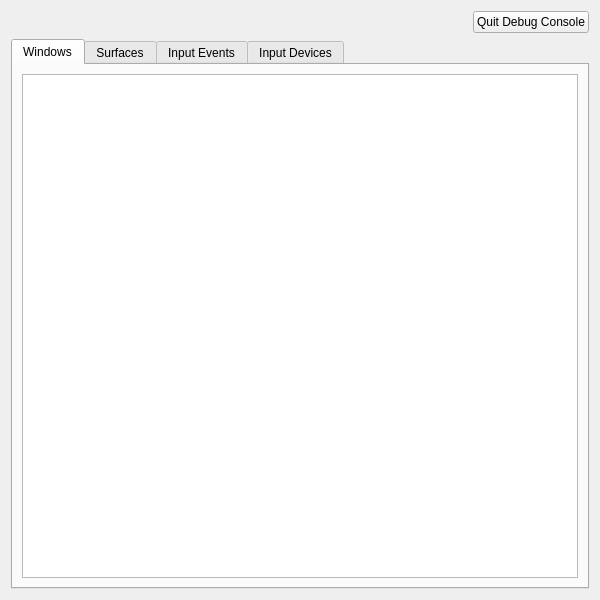
This is debug_console.ui in lfdevs/kwin as Qt 5 draws it before an edit. The edited form follows.
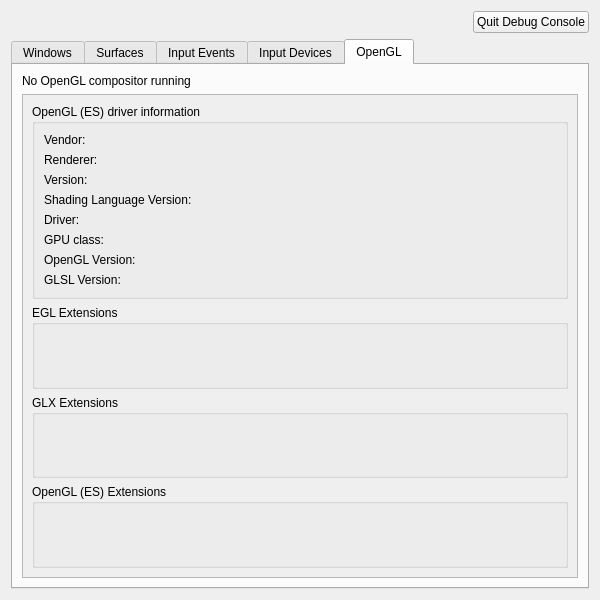
This is the edited form. The open tabs and pages were chosen to show the change.

What changed in the file:
```diff
--- a/debug_console.ui
+++ b/debug_console.ui
@@ -94,6 +94,214 @@
        </item>
       </layout>
      </widget>
+     <widget class="QWidget" name="tab">
+      <attribute name="title">
+       <string>OpenGL</string>
+      </attribute>
+      <layout class="QVBoxLayout" name="verticalLayout_6">
+       <item>
+        <widget class="QLabel" name="noOpenGLLabel">
+         <property name="text">
+          <string>No OpenGL compositor running</string>
+         </property>
+        </widget>
+       </item>
+       <item>
+        <widget class="QScrollArea" name="glInfoScrollArea">
+         <property name="frameShadow">
+          <enum>QFrame::Plain</enum>
+         </property>
+         <property name="lineWidth">
+          <number>0</number>
+         </property>
+         <property name="widgetResizable">
+          <bool>true</bool>
+         </property>
+         <widget class="QWidget" name="scrollAreaWidgetContents">
+          <property name="geometry">
+           <rect>
+            <x>0</x>
+            <y>0</y>
+            <width>564</width>
+            <height>471</height>
+           </rect>
+          </property>
+          <layout class="QVBoxLayout" name="verticalLayout_7">
+           <item>
+            <widget class="QGroupBox" name="driverInfoBox">
+             <property name="title">
+              <string>OpenGL (ES) driver information</string>
+             </property>
+             <layout class="QFormLayout" name="formLayout">
+              <item row="0" column="0">
+               <widget class="QLabel" name="label">
+                <property name="text">
+                 <string>Vendor:</string>
+                </property>
+               </widget>
+              </item>
+              <item row="1" column="0">
+               <widget class="QLabel" name="label_2">
+                <property name="text">
+                 <string>Renderer:</string>
+                </property>
+               </widget>
+              </item>
+              <item row="2" column="0">
+               <widget class="QLabel" name="label_3">
+                <property name="text">
+                 <string>Version:</string>
+                </property>
+               </widget>
+              </item>
+              <item row="3" column="0">
+               <widget class="QLabel" name="label_4">
+                <property name="text">
+                 <string>Shading Language Version:</string>
+                </property>
+               </widget>
+              </item>
+              <item row="4" column="0">
+               <widget class="QLabel" name="label_5">
+                <property name="text">
+                 <string>Driver:</string>
+                </property>
+               </widget>
+              </item>
+              <item row="5" column="0">
+               <widget class="QLabel" name="label_6">
+                <property name="text">
+                 <string>GPU class:</string>
+                </property>
+               </widget>
+              </item>
+              <item row="6" column="0">
+               <widget class="QLabel" name="label_7">
+                <property name="text">
+                 <string>OpenGL Version:</string>
+                </property>
+               </widget>
+              </item>
+              <item row="7" column="0">
+               <widget class="QLabel" name="label_8">
+                <property name="text">
+                 <string>GLSL Version:</string>
+                </property>
+               </widget>
+              </item>
+              <item row="0" column="1">
+               <widget class="QLabel" name="glVendorStringLabel">
+                <property name="text">
+                 <string/>
+                </property>
+               </widget>
+              </item>
+              <item row="1" column="1">
+               <widget class="QLabel" name="glRendererStringLabel">
+                <property name="text">
+                 <string/>
+                </property>
+               </widget>
+              </item>
+              <item row="2" column="1">
+               <widget class="QLabel" name="glVersionStringLabel">
+                <property name="text">
+                 <string/>
+                </property>
+               </widget>
+              </item>
+              <item row="3" column="1">
+               <widget class="QLabel" name="glslVersionStringLabel">
+                <property name="text">
+                 <string/>
+                </property>
+               </widget>
+              </item>
+              <item row="4" column="1">
+               <widget class="QLabel" name="glDriverLabel">
+                <property name="text">
+                 <string/>
+                </property>
+               </widget>
+              </item>
+              <item row="5" column="1">
+               <widget class="QLabel" name="glGPULabel">
+                <property name="text">
+                 <string/>
+                </property>
+               </widget>
+              </item>
+              <item row="6" column="1">
+               <widget class="QLabel" name="glVersionLabel">
+                <property name="text">
+                 <string/>
+                </property>
+               </widget>
+              </item>
+              <item row="7" column="1">
+               <widget class="QLabel" name="glslLabel">
+                <property name="text">
+                 <string/>
+                </property>
+               </widget>
+              </item>
+             </layout>
+            </widget>
+           </item>
+           <item>
+            <widget class="QGroupBox" name="eglExtensionsBox">
+             <property name="title">
+              <string>EGL Extensions</string>
+             </property>
+             <layout class="QVBoxLayout" name="verticalLayout_8">
+              <item>
+               <widget class="QLabel" name="eglExtensionsLabel">
+                <property name="text">
+                 <string/>
+                </property>
+               </widget>
+              </item>
+             </layout>
+            </widget>
+           </item>
+           <item>
+            <widget class="QGroupBox" name="glxExtensionsBox">
+             <property name="title">
+              <string>GLX Extensions</string>
+             </property>
+             <layout class="QVBoxLayout" name="verticalLayout_9">
+              <item>
+               <widget class="QLabel" name="glxExtensionsLabel">
+                <property name="text">
+                 <string/>
+                </property>
+               </widget>
+              </item>
+             </layout>
+            </widget>
+           </item>
+           <item>
+            <widget class="QGroupBox" name="glExtensionsBox">
+             <property name="title">
+              <string>OpenGL (ES) Extensions</string>
+             </property>
+             <layout class="QVBoxLayout" name="verticalLayout_10">
+              <item>
+               <widget class="QLabel" name="openGLExtensionsLabel">
+                <property name="text">
+                 <string/>
+                </property>
+               </widget>
+              </item>
+             </layout>
+            </widget>
+           </item>
+          </layout>
+         </widget>
+        </widget>
+       </item>
+      </layout>
+     </widget>
     </widget>
    </item>
   </layout>
```
